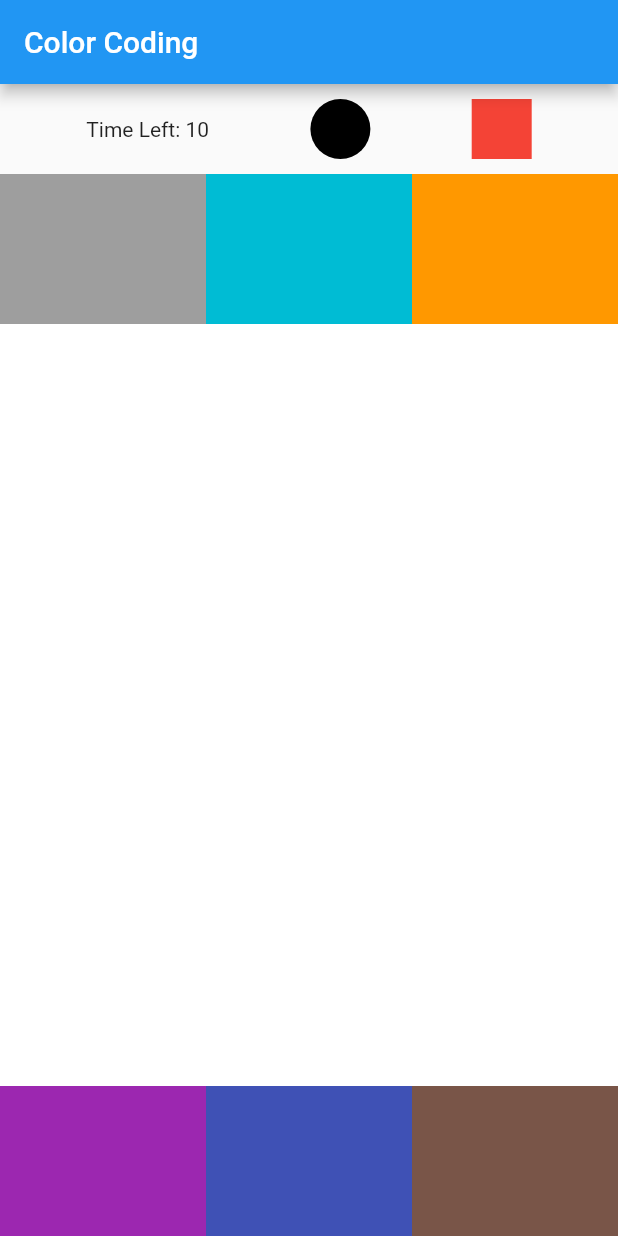
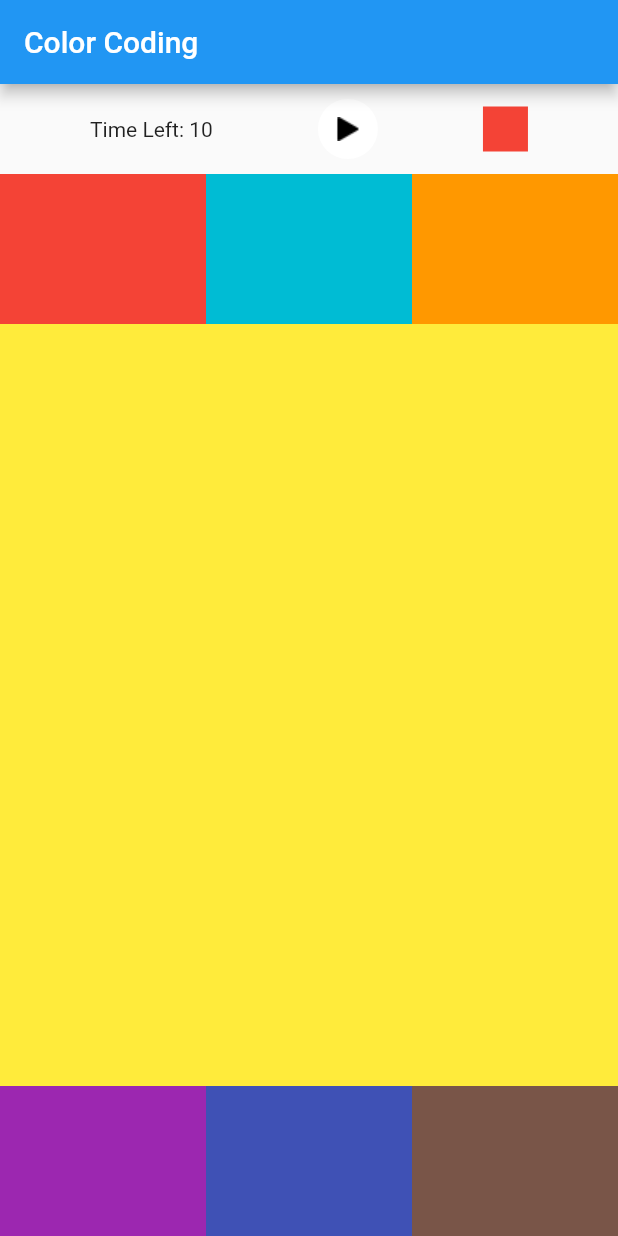
Before and after one commit to Gupta-shifali/Color-Matcher-Game, a Flutter app: the screen it shows after launch, on a phone screen of 412 x 824 dp. Run offline on Flutter 3.47's test engine with Material 2 defaults, Android fonts, the phone set to English and light mode, and no system bars.

Commit message:
Added play icon and changed colors

```diff
--- a/Color Matcher/lib/main.dart
+++ b/Color Matcher/lib/main.dart
@@ -25,16 +25,16 @@ class ShapeWidget extends StatefulWidget {
 }
 
 class _ShapeWidgetState extends State<ShapeWidget> {
-  var containerOneColor = Colors.grey;
+  var containerOneColor = Colors.red;
   var containerTwoColor = Colors.cyan;
   var container3Color = Colors.orange;
-  var container4Color = Colors.white;
+  var container4Color = Colors.yellow;
   var container5Color = Colors.purple;
   var container6Color = Colors.indigo;
   var container7Color = Colors.brown;
   List colorList = [
-    Colors.yellow,
-    Colors.teal,
+    Colors.purple,
+    Colors.amber,
     Colors.pink,
     Colors.black,
     Colors.red,
@@ -42,11 +42,13 @@ class _ShapeWidgetState extends State<ShapeWidget> {
   ];
   var random = new Random();
   var assignColor;
+  var tapButton = true;
   int seconds = 10;
 
-  updateTimer() {
+  updateTimer(bool tapButton) {
     Timer.periodic(Duration(seconds: 1), (Timer timer) {
       setState(() {
+        tapButton = false;
         seconds = seconds - 1;
         if (seconds < 0) {
           timer.cancel();
@@ -54,6 +56,7 @@ class _ShapeWidgetState extends State<ShapeWidget> {
           alertBox();
           resetColors();
           initState();
+          tapButton = true;
         }
       });
     });
@@ -69,15 +72,14 @@ class _ShapeWidgetState extends State<ShapeWidget> {
   }
 
   resetColors() {
-    containerOneColor = Colors.grey;
+    containerOneColor = Colors.red;
     containerTwoColor = Colors.cyan;
     container3Color = Colors.orange;
-    container4Color = Colors.white;
+    container4Color = Colors.yellow;
     container5Color = Colors.purple;
     container6Color = Colors.indigo;
     container7Color = Colors.brown;
   }
-
 
   @override
   void initState() {
@@ -163,8 +165,7 @@ class _ShapeWidgetState extends State<ShapeWidget> {
             child: GestureDetector(
           onTap: () {
             setState(() {
-                containerOneColor =
-                    colorList[random.nextInt(colorList.length)];
+              containerOneColor = colorList[random.nextInt(colorList.length)];
             });
           },
           child: Container(
@@ -177,8 +178,7 @@ class _ShapeWidgetState extends State<ShapeWidget> {
             child: GestureDetector(
           onTap: () {
             setState(() {
-                containerTwoColor =
-                    colorList[random.nextInt(colorList.length)];
+              containerTwoColor = colorList[random.nextInt(colorList.length)];
             });
           },
           child: Container(
@@ -212,23 +212,26 @@ class _ShapeWidgetState extends State<ShapeWidget> {
           child: Text("Time Left: $seconds"),
         ),
         GestureDetector(
-            onTap: () {
-              updateTimer();
-            },
+          onTap: tapButton ? () {
+            updateTimer(tapButton);
+          } : null,
           child: Container(
+            child: Image.asset(
+              'assets/images/play-16.png',
+              fit: BoxFit.scaleDown,
+            ),
             margin: EdgeInsets.all(10.0),
-              decoration: BoxDecoration(
-                  color: Colors.black, shape: BoxShape.circle),
+            decoration:
+                BoxDecoration(color: Colors.white, shape: BoxShape.circle),
             height: 40.0,
             width: 40.0,
           ),
         ),
         Container(
-            decoration: BoxDecoration(
-                color: assignColor,
-                shape: BoxShape.rectangle),
-            height: 40,
-            width: 40,
+          decoration:
+              BoxDecoration(color: assignColor, shape: BoxShape.rectangle),
+          height: 30,
+          width: 30,
         ),
       ],
     );
--- a/Color Matcher/pubspec.yaml
+++ b/Color Matcher/pubspec.yaml
@@ -45,6 +45,9 @@ flutter:
   #  - images/a_dot_burr.jpeg
   #  - images/a_dot_ham.jpeg
 
+  assets:
+    - assets/images/play-16.png
+
   # An image asset can refer to one or more resolution-specific "variants", see
   # https://flutter.io/assets-and-images/#resolution-aware.
 
```
Also changed, not shown: Color Matcher/assets/images/play-16.png (added), 1 other file. Lines whose indentation alone changed are shown as unchanged.
